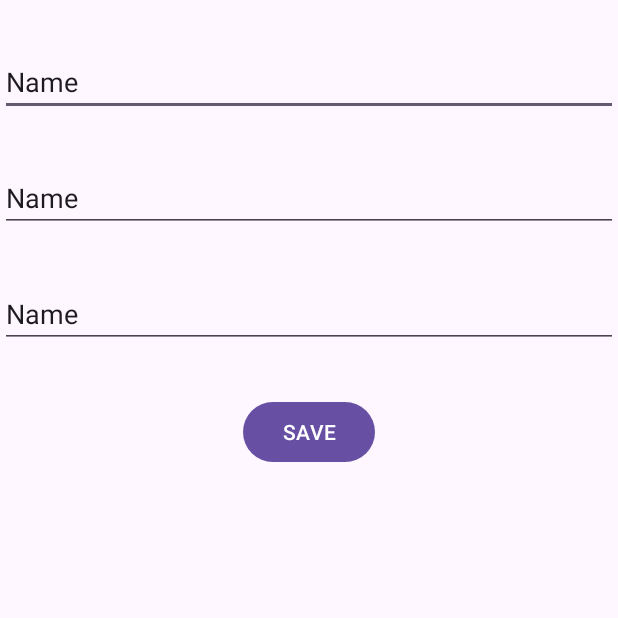
After one commit to ChristineAkinyi/MyContacts-Android, an Android app: the AddContactActivity screen opened directly, with no data from a screen before it, on a phone screen of 412 x 824 dp, the top half of it. The commit adds this screen. Run offline under Robolectric (Android 15) with nearby library versions, the phone set to English and light mode, and no system bars.

Commit message:
First Commit

```diff
--- a/app/src/main/AndroidManifest.xml
+++ b/app/src/main/AndroidManifest.xml
@@ -3,6 +3,7 @@
     xmlns:tools="http://schemas.android.com/tools">
 
     <application
+        android:name=".ContactsApp"
         android:allowBackup="true"
         android:dataExtractionRules="@xml/data_extraction_rules"
         android:fullBackupContent="@xml/backup_rules"
@@ -13,7 +14,10 @@
         android:theme="@style/Theme.MyContacts"
         tools:targetApi="31">
         <activity
-            android:name=".MainActivity"
+            android:name=".AddContactActivity"
+            android:exported="false" />
+        <activity
+            android:name=".ui.MainActivity"
             android:exported="true">
             <intent-filter>
                 <action android:name="android.intent.action.MAIN" />
--- /dev/null
+++ b/app/src/main/java/com/akirachix/mycontacts/AddContactActivity.kt
@@ -0,0 +1,54 @@
+package com.akirachix.mycontacts
+
+import android.os.Bundle
+import androidx.activity.enableEdgeToEdge
+import androidx.activity.viewModels
+import androidx.appcompat.app.AppCompatActivity
+import androidx.core.view.ViewCompat
+import androidx.core.view.WindowInsetsCompat
+import com.akirachix.mycontacts.databinding.ActivityAddContactBinding
+import com.akirachix.mycontacts.model.Contact
+import com.akirachix.mycontacts.viewmodel.ContactsViewModel
+
+class AddContactActivity : AppCompatActivity() {
+    lateinit var binding: ActivityAddContactBinding
+    val contactsViewModel: ContactsViewModel by viewModels()
+
+    override fun onCreate(savedInstanceState: Bundle?) {
+        super.onCreate(savedInstanceState)
+        binding = ActivityAddContactBinding.inflate(layoutInflater)
+        setContentView(binding.root)
+    }
+
+    override fun onResume() {
+        super.onResume()
+        binding.btnSave.setOnClickListener { validateContact() }
+    }
+
+    fun validateContact(){
+        val name = binding.etName.text.toString()
+        val phone = binding.etPhone.text.toString()
+        val email = binding.etEmail.text.toString()
+        var error = false
+
+        if(name.isBlank()){
+            error = true
+            binding.etName.error = (name)
+        }
+
+        if(phone.isBlank()){
+            error = true
+            binding.etPhone.error = (phone)
+        }
+
+        if(email.isBlank()){
+            error = true
+            binding.etEmail.error = (email)
+        }
+
+        if (!error){
+            val newContact = Contact(contactId = 0, name= name, email= email, phoneNumber = phone, avatar = "" )
+            contactsViewModel.saveContact(newContact)
+        }
+    }
+}
--- /dev/null
+++ b/app/src/main/res/drawable/baseline_add_24.xml
@@ -0,0 +1,5 @@
+<vector xmlns:android="http://schemas.android.com/apk/res/android" android:height="49dp" android:tint="#000000" android:viewportHeight="24" android:viewportWidth="24" android:width="49dp">
+
+    <path android:fillColor="@android:color/white" android:pathData="M19,13h-6v6h-2v-6H5v-2h6V5h2v6h6v2z"/>
+
+</vector>
--- /dev/null
+++ b/app/src/main/res/layout/activity_add_contact.xml
@@ -0,0 +1,55 @@
+<?xml version="1.0" encoding="utf-8"?>
+<androidx.constraintlayout.widget.ConstraintLayout xmlns:android="http://schemas.android.com/apk/res/android"
+    xmlns:app="http://schemas.android.com/apk/res-auto"
+    xmlns:tools="http://schemas.android.com/tools"
+    android:id="@+id/main"
+    android:layout_width="match_parent"
+    android:layout_height="match_parent"
+    tools:context=".AddContactActivity">
+
+    <EditText
+        android:id="@+id/etName"
+        android:layout_width="0dp"
+        android:layout_height="wrap_content"
+        android:layout_marginTop="32dp"
+        android:ems="10"
+        android:inputType="text"
+        android:text="Name"
+        app:layout_constraintEnd_toEndOf="parent"
+        app:layout_constraintStart_toStartOf="parent"
+        app:layout_constraintTop_toTopOf="parent" />
+
+    <EditText
+        android:id="@+id/etPhone"
+        android:layout_width="0dp"
+        android:layout_height="wrap_content"
+        android:layout_marginTop="32dp"
+        android:ems="10"
+        android:inputType="text"
+        android:text="Name"
+        app:layout_constraintEnd_toEndOf="parent"
+        app:layout_constraintStart_toStartOf="parent"
+        app:layout_constraintTop_toBottomOf="@+id/etName" />
+
+    <EditText
+        android:id="@+id/etEmail"
+        android:layout_width="0dp"
+        android:layout_height="wrap_content"
+        android:layout_marginTop="32dp"
+        android:ems="10"
+        android:inputType="text"
+        android:text="Name"
+        app:layout_constraintEnd_toEndOf="parent"
+        app:layout_constraintStart_toStartOf="parent"
+        app:layout_constraintTop_toBottomOf="@+id/etPhone" />
+
+    <Button
+        android:id="@+id/btnSave"
+        android:layout_width="wrap_content"
+        android:layout_height="wrap_content"
+        android:layout_marginTop="32dp"
+        android:text="SAVE"
+        app:layout_constraintEnd_toEndOf="parent"
+        app:layout_constraintStart_toStartOf="parent"
+        app:layout_constraintTop_toBottomOf="@+id/etEmail" />
+</androidx.constraintlayout.widget.ConstraintLayout>
--- a/build.gradle.kts
+++ b/build.gradle.kts
@@ -2,4 +2,5 @@
 plugins {
     alias(libs.plugins.android.application) apply false
     alias(libs.plugins.jetbrains.kotlin.android) apply false
+    id("com.google.devtools.ksp") version "1.9.23-1.0.19" apply false
 }
--- a/gradle/libs.versions.toml
+++ b/gradle/libs.versions.toml
@@ -1,5 +1,5 @@
 [versions]
-agp = "8.4.1"
+agp = "8.5.0"
 kotlin = "1.9.0"
 coreKtx = "1.13.1"
 junit = "4.13.2"
```
Also changed, not shown: app/build.gradle.kts (+8 -0 lines), app/src/main/java/com/akirachix/mycontacts/ContactsApp.kt (added, +15 -0 lines), app/src/main/java/com/akirachix/mycontacts/MainActivity.kt (deleted, +0 -20 lines), app/src/main/java/com/akirachix/mycontacts/database/ContactDao.kt (added, +31 -0 lines), app/src/main/java/com/akirachix/mycontacts/database/ContactsDatabase.kt (added, +33 -0 lines), app/src/main/java/com/akirachix/mycontacts/model/Contact.kt (added, +15 -0 lines), app/src/main/java/com/akirachix/mycontacts/repository/ContactsRepository.kt (added, +17 -0 lines), app/src/main/java/com/akirachix/mycontacts/ui/ContactsAdapter.kt (added, +34 -0 lines), app/src/main/java/com/akirachix/mycontacts/ui/MainActivity.kt (added, +40 -0 lines), app/src/main/java/com/akirachix/mycontacts/viewmodel/ContactsViewModel.kt (added, +17 -0 lines), app/src/main/res/layout/activity_main.xml (+17 -6 lines), app/src/main/res/layout/contact_list_item.xml (added, +55 -0 lines), gradle/wrapper/gradle-wrapper.properties.
